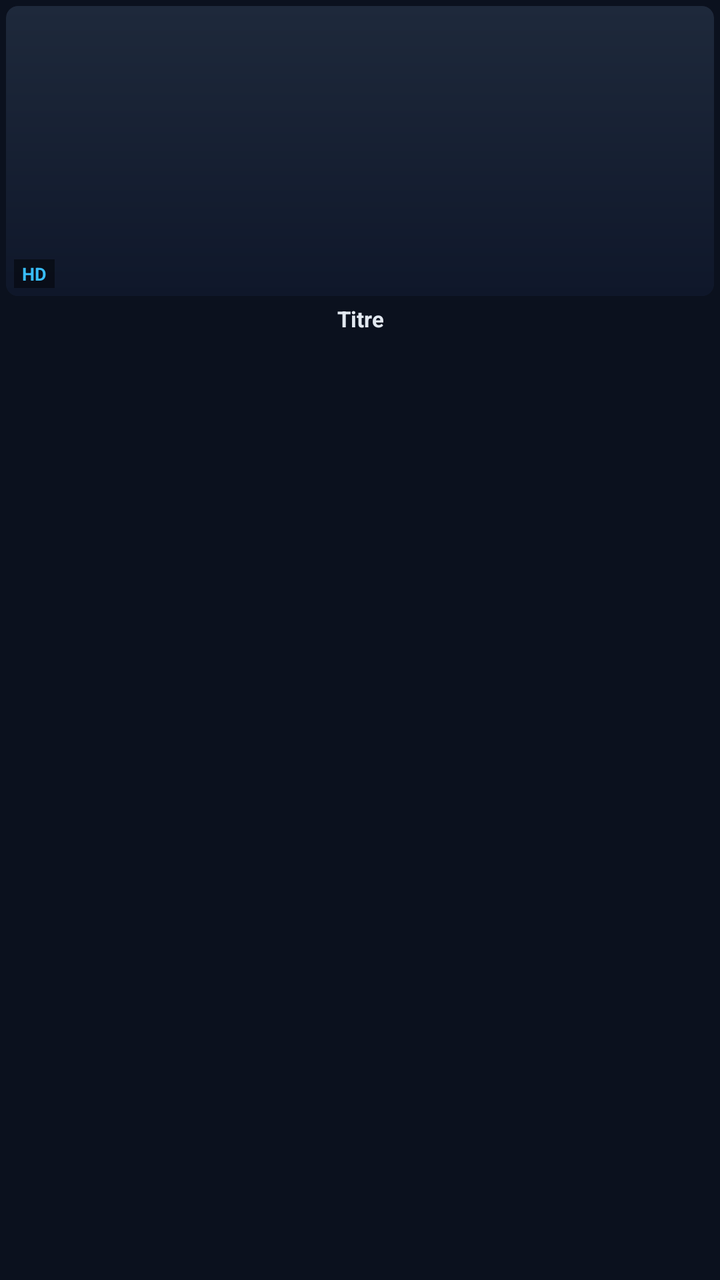
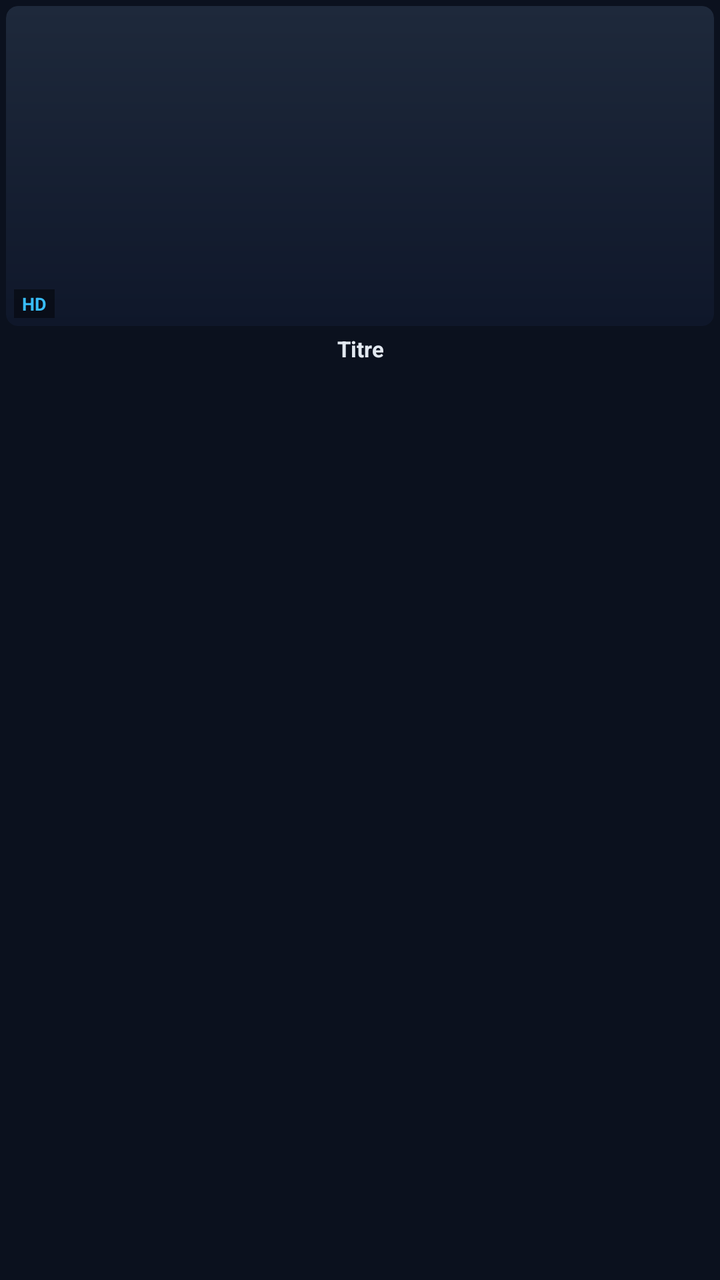

An Android layout rendered at two revisions. The XML below is the earlier revision; the diff shows what the commit changed to produce the second picture.
<!-- AndroidManifest.xml: application theme AppTheme.NoActionBar -->
<!-- res/layout/item_vod_card.xml -->
<?xml version="1.0" encoding="utf-8"?>
<LinearLayout xmlns:android="http://schemas.android.com/apk/res/android"
    xmlns:app="http://schemas.android.com/apk/res-auto"
    android:layout_width="match_parent"
    android:layout_height="wrap_content"
    android:orientation="vertical"
    android:padding="3dp"
    android:focusable="true"
    android:clickable="true"
    android:background="@drawable/bg_vod_poster_selector">

    
    <androidx.cardview.widget.CardView
        android:layout_width="match_parent"
        android:layout_height="145dp"
        app:cardCornerRadius="6dp"
        app:cardElevation="0dp"
        app:cardBackgroundColor="#131B2E">

        <FrameLayout
            android:layout_width="match_parent"
            android:layout_height="match_parent">

            <ImageView
                android:id="@+id/iv_vod_poster"
                android:layout_width="match_parent"
                android:layout_height="match_parent"
                android:scaleType="centerCrop"
                android:src="@drawable/bg_poster_placeholder"
                android:contentDescription="Affiche" />

            
            <TextView
                android:id="@+id/tv_vod_badge"
                android:layout_width="wrap_content"
                android:layout_height="wrap_content"
                android:layout_gravity="bottom|start"
                android:layout_margin="4dp"
                android:text="HD"
                android:textColor="#38BDF8"
                android:textSize="9sp"
                android:textStyle="bold"
                android:paddingStart="4dp"
                android:paddingEnd="4dp"
                android:paddingTop="1dp"
                android:paddingBottom="1dp"
                android:background="#D0080C14" />

            
            <TextView
                android:id="@+id/tv_vod_fav"
                android:layout_width="wrap_content"
                android:layout_height="wrap_content"
                android:layout_gravity="top|end"
                android:layout_margin="4dp"
                android:text="★"
                android:textColor="#F59E0B"
                android:textSize="11sp"
                android:visibility="gone" />

        </FrameLayout>

    </androidx.cardview.widget.CardView>

    
    <TextView
        android:id="@+id/tv_vod_title"
        android:layout_width="match_parent"
        android:layout_height="wrap_content"
        android:layout_marginTop="4dp"
        android:layout_marginBottom="2dp"
        android:text="Titre"
        android:textColor="#E2E8F0"
        android:textSize="11sp"
        android:textStyle="bold"
        android:singleLine="true"
        android:ellipsize="end"
        android:gravity="center_horizontal" />

</LinearLayout>
<!-- resources referenced by this layout -->
<resources>
  <!-- drawable bg_poster_placeholder (drawable) -->
  <?xml version="1.0" encoding="utf-8"?>
  <shape xmlns:android="http://schemas.android.com/apk/res/android"
      android:shape="rectangle">
      <gradient
          android:startColor="#1E293B"
          android:endColor="#0F172A"
          android:angle="270" />
      <corners android:radius="6dp" />
  </shape>
  <!-- drawable bg_vod_poster_selector (drawable) -->
  <?xml version="1.0" encoding="utf-8"?>
  <selector xmlns:android="http://schemas.android.com/apk/res/android">
      <item android:state_focused="true">
          <shape android:shape="rectangle">
              <corners android:radius="8dp" />
              <solid android:color="#2538BDF8" />
              <stroke android:width="2.5dp" android:color="#FFFFFF" />
          </shape>
      </item>
      <item android:state_selected="true">
          <shape android:shape="rectangle">
              <corners android:radius="8dp" />
              <stroke android:width="2dp" android:color="#38BDF8" />
          </shape>
      </item>
      <item>
          <shape android:shape="rectangle">
              <corners android:radius="8dp" />
              <solid android:color="@android:color/transparent" />
              <stroke android:width="2.5dp" android:color="@android:color/transparent" />
          </shape>
      </item>
  </selector>
  <style name="AppTheme.NoActionBar" parent="Theme.AppCompat.NoActionBar">
          <item name="windowActionBar">false</item>
          <item name="windowNoTitle">true</item>
          <item name="android:windowBackground">#0B111E</item>
          <item name="android:textColor">#F8FAFC</item>
          <item name="alertDialogTheme">@style/DarkAlertDialogTheme</item>
      </style>
  <style name="DarkAlertDialogTheme" parent="Theme.AppCompat.Dialog.Alert">
          <item name="android:background">#131B2A</item>
          <item name="android:textColorPrimary">#F8FAFC</item>
          <item name="android:textColorSecondary">#94A3B8</item>
          <item name="colorAccent">#38BDF8</item>
      </style>
</resources>

<!-- the commit's change to res/layout/item_vod_card.xml (unified diff, before → after) -->
@@ -12,10 +12,10 @@
     
     <androidx.cardview.widget.CardView
         android:layout_width="match_parent"
-        android:layout_height="145dp"
+        android:layout_height="160dp"
         app:cardCornerRadius="6dp"
         app:cardElevation="0dp"
-        app:cardBackgroundColor="#131B2E">
+        app:cardBackgroundColor="#0B1120">
 
         <FrameLayout
             android:layout_width="match_parent"
@@ -25,7 +25,8 @@
                 android:id="@+id/iv_vod_poster"
                 android:layout_width="match_parent"
                 android:layout_height="match_parent"
-                android:scaleType="centerCrop"
+                android:scaleType="fitCenter"
+                android:adjustViewBounds="true"
                 android:src="@drawable/bg_poster_placeholder"
                 android:contentDescription="Affiche" />
 
